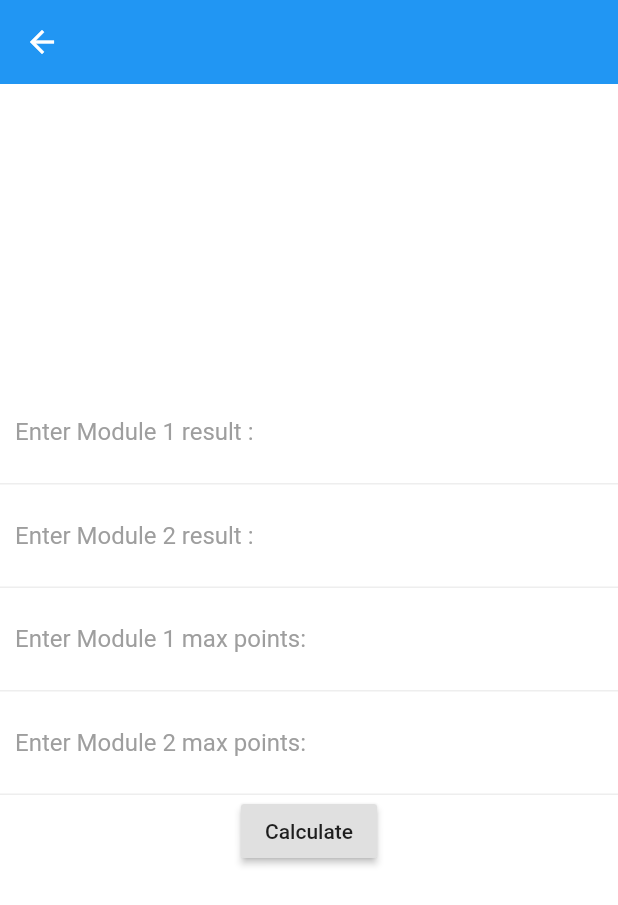
After one commit to ahmed425/The-little-book-of-programming-challenges-solutions-in-one-flutter-application, a Flutter app: the Challenge17 screen opened directly, after a tap on "Calculate", on a phone screen of 412 x 824 dp. The commit adds this screen. Shown: the top 905 px of the screen. Run offline on Flutter 3.47's test engine with Material 2 defaults, Android fonts, the phone set to English and light mode, and no system bars.

Commit message:
Challenge 17

```diff
--- /dev/null
+++ b/lib/widgets/challenge_17.dart
@@ -0,0 +1,197 @@
+import 'dart:math';
+
+import 'package:flutter/material.dart';
+
+int count = 0;
+int mod1;
+int mod2;
+int mod1max;
+int mod2max;
+
+class Challenge17 extends StatefulWidget {
+  @override
+  _Challenge17State createState() => _Challenge17State();
+}
+
+class _Challenge17State extends State<Challenge17> {
+  var _mod1Controller;
+
+  var _mod1maxController;
+  var _mod1Msg = '';
+  var _mod2Msg = '';
+  var _ASMsg = '';
+  @override
+  Widget build(BuildContext context) {
+    var _mod2Controller;
+    var _mod2maxController;
+    return Scaffold(
+      appBar: AppBar(
+        backgroundColor: Colors.blue,
+        elevation: 0,
+        iconTheme: IconThemeData(
+          color: Colors.white, //change your color here
+        ),
+      ),
+      backgroundColor: Colors.white,
+      body: Center(
+        child: SingleChildScrollView(
+          child: Column(children: <Widget>[
+            Container(
+              padding: EdgeInsets.all(10),
+              decoration: BoxDecoration(
+                  border: Border(bottom: BorderSide(color: Colors.grey[200]))),
+              child: TextField(
+                onChanged: (value) {
+                  mod1 = int.parse(value);
+                },
+                controller: _mod1Controller,
+                decoration: InputDecoration(
+                    border: InputBorder.none,
+                    hintText: "Enter Module 1 result :",
+                    hintStyle: TextStyle(color: Colors.grey)),
+              ),
+            ),
+            Container(
+              padding: EdgeInsets.all(10),
+              decoration: BoxDecoration(
+                  border: Border(bottom: BorderSide(color: Colors.grey[200]))),
+              child: TextField(
+                onChanged: (value) {
+                  mod2 = int.parse(value);
+                },
+                controller: _mod2Controller,
+                decoration: InputDecoration(
+                    border: InputBorder.none,
+                    hintText: "Enter Module 2 result :",
+                    hintStyle: TextStyle(color: Colors.grey)),
+              ),
+            ),
+            Container(
+              padding: EdgeInsets.all(10),
+              decoration: BoxDecoration(
+                  border: Border(bottom: BorderSide(color: Colors.grey[200]))),
+              child: TextField(
+                onChanged: (value) {
+                  mod1max = int.parse(value);
+                },
+                controller: _mod1maxController,
+                decoration: InputDecoration(
+                    border: InputBorder.none,
+                    hintText: "Enter Module 1 max points:",
+                    hintStyle: TextStyle(color: Colors.grey)),
+              ),
+            ),
+            Container(
+              padding: EdgeInsets.all(10),
+              decoration: BoxDecoration(
+                  border: Border(bottom: BorderSide(color: Colors.grey[200]))),
+              child: TextField(
+                onChanged: (value) {
+                  mod2max = int.parse(value);
+                },
+                controller: _mod2maxController,
+                decoration: InputDecoration(
+                    border: InputBorder.none,
+                    hintText: "Enter Module 2 max points:",
+                    hintStyle: TextStyle(color: Colors.grey)),
+              ),
+            ),
+            RaisedButton(
+              child: Text('Calculate'),
+              onPressed: () {
+                convertToGrade(mod1max, mod1, mod2max, mod2);
+              },
+            ),
+            _mod1Msg != '' ? Text(_mod1Msg) : Text(''),
+            _mod2Msg != '' ? Text(_mod2Msg) : Text(''),
+            _ASMsg != '' ? Text(_ASMsg) : Text(''),
+          ]),
+        ),
+      ),
+    );
+  }
+
+  void convertToGrade(int mod1max, int mod1, int mod2max, int mod2) {
+//    System.out.println();
+    double mod1per = (mod1 / mod1max).toDouble();
+    if (mod1per >= 0.8)
+      setState(() {
+        _mod1Msg = "Module 1: A";
+      });
+//      print("Module 1: A");
+    else if (mod1per < 0.8 && mod1per >= 0.7)
+//      print("Module 1: B");
+      setState(() {
+        _mod1Msg = "Module 1: B";
+      });
+    else if (mod1per < 0.7 && mod1per >= 0.6)
+      setState(() {
+        _mod1Msg = "Module 1: C";
+      });
+//      print("Module 1: C");
+    else if (mod1per < 0.6 && mod1per >= 0.5)
+//      print("Module 1: D");
+      setState(() {
+        _mod1Msg = "Module 1: D";
+      });
+    else if (mod1per < 0.5)
+      setState(() {
+        _mod1Msg = "Module 1: F";
+      });
+//      print("Module 1: F");
+
+    double mod2per = (mod2 / mod2max).toDouble();
+    if (mod2per >= 0.8)
+      setState(() {
+        _mod2Msg = "Module 2: A";
+      });
+//      print("Module 2: A");
+    else if (mod2per < 0.8 && mod2per >= 0.7)
+      setState(() {
+        _mod2Msg = "Module 2: B";
+      });
+//      print("Module 2: B");
+    else if (mod2per < 0.7 && mod2per >= 0.6)
+//      print("Module 2: C");
+      setState(() {
+        _mod2Msg = "Module 2: C";
+      });
+    else if (mod2per < 0.6 && mod2per >= 0.5)
+//      print("Module 2: D");
+      setState(() {
+        _mod2Msg = "Module 2: D";
+      });
+    else if (mod2per < 0.5)
+      setState(() {
+        _mod2Msg = "Module 2: F";
+      });
+//      print("Module 2: F");
+
+    double asPerc = (mod1per + mod2per) / 2;
+    if (asPerc >= 0.8)
+      setState(() {
+        _ASMsg = "AS Level: A";
+      });
+//      print("AS Level: A");
+    else if (asPerc < 0.8 && asPerc >= 0.7)
+      setState(() {
+        _ASMsg = "AS Level: B";
+      });
+//      print("AS Level: B");
+    else if (asPerc < 0.7 && asPerc >= 0.6)
+//      print("AS Level: C");
+      setState(() {
+        _ASMsg = "AS Level: C";
+      });
+    else if (asPerc < 0.6 && asPerc >= 0.5)
+//      print("AS Level: D");
+      setState(() {
+        _ASMsg = "AS Level: D";
+      });
+    else if (asPerc < 0.5)
+      setState(() {
+        _ASMsg = "AS Level: F";
+      });
+//      print("AS Level: F");
+  }
+}
--- a/lib/widgets/home.dart
+++ b/lib/widgets/home.dart
@@ -4,6 +4,7 @@ import 'package:challengesahmed/widgets/challenge_10.dart';
 import 'package:challengesahmed/widgets/challenge_12.dart';
 import 'package:challengesahmed/widgets/challenge_13.dart';
 import 'package:challengesahmed/widgets/challenge_14.dart';
+import 'package:challengesahmed/widgets/challenge_17.dart';
 import 'package:challengesahmed/widgets/challenge_9.dart';
 import 'package:challengesahmed/widgets/distance_calc.dart';
 import 'package:challengesahmed/widgets/guess_time.dart';
@@ -178,6 +179,15 @@ class Home extends StatelessWidget {
                   }));
                 },
               ),
+              RaisedButton(
+                child: Text('Challenge 17'),
+                onPressed: () {
+                  Navigator.of(context)
+                      .push(MaterialPageRoute(builder: (BuildContext context) {
+                    return Challenge17();
+                  }));
+                },
+              ),
             ],
           ),
         ),
```
